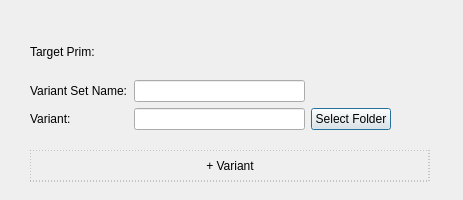
This is src/gui.ui in nMDaas/USD_Switchboard as Qt 5 draws it before an edit. The edited form follows.
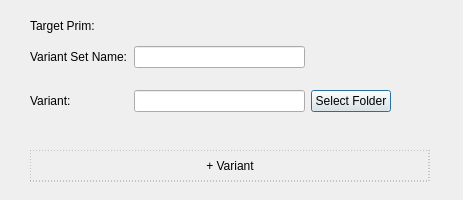
This is the edited form.

Commit message: ui updates with target prim, minor changes to .ui

```diff
--- a/src/gui.ui
+++ b/src/gui.ui
@@ -16,6 +16,20 @@
             <string>Dialog</string>
         </property>
 
+        <widget class="QLabel" name="targetPrim">
+            <property name="geometry">
+                <rect>
+                    <x>30</x>
+                    <y>10</y>
+                    <width>300</width>
+                    <height>32</height>
+                </rect>
+            </property>
+            <property name="text">
+                <string>Target Prim: </string>
+            </property>
+        </widget>
+
         <widget class="QWidget" name="gridLayoutWidget">
             <property name="geometry">
                 <rect>
@@ -29,20 +43,7 @@
             <layout class="QGridLayout" name="gridLayout">
 
                 <!-- row 0 -->
-                <item row="0" column="0">
-                    <widget class="QLabel" name="targetPrim">
-                        <property name="text">
-                            <string>Target Prim: </string>
-                        </property>
-                    </widget>
-                </item>
-                <item row="0" column="1">
-                    <widget class="QLabel" name="targetPrimName">
-                        <property name="text">
-                            <string/>
-                        </property>
-                    </widget>
-                </item>
+                
 
                 <!-- row 1 -->
                 <item row="1" column="0">
```
The commit also changes 1 other file.
